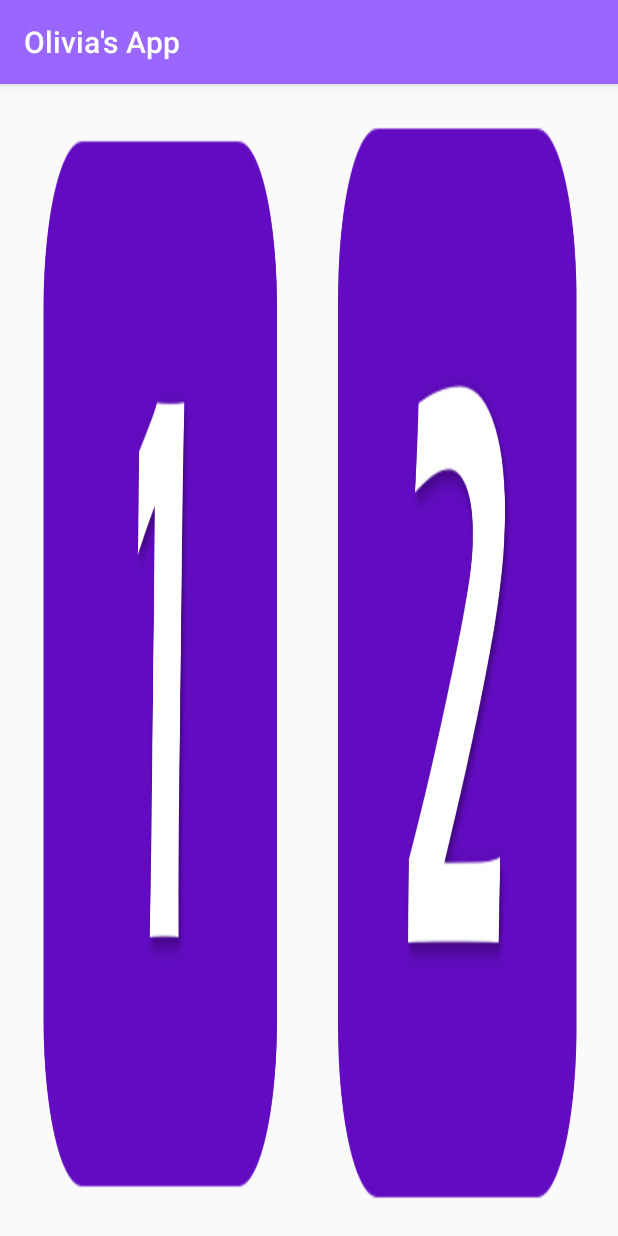
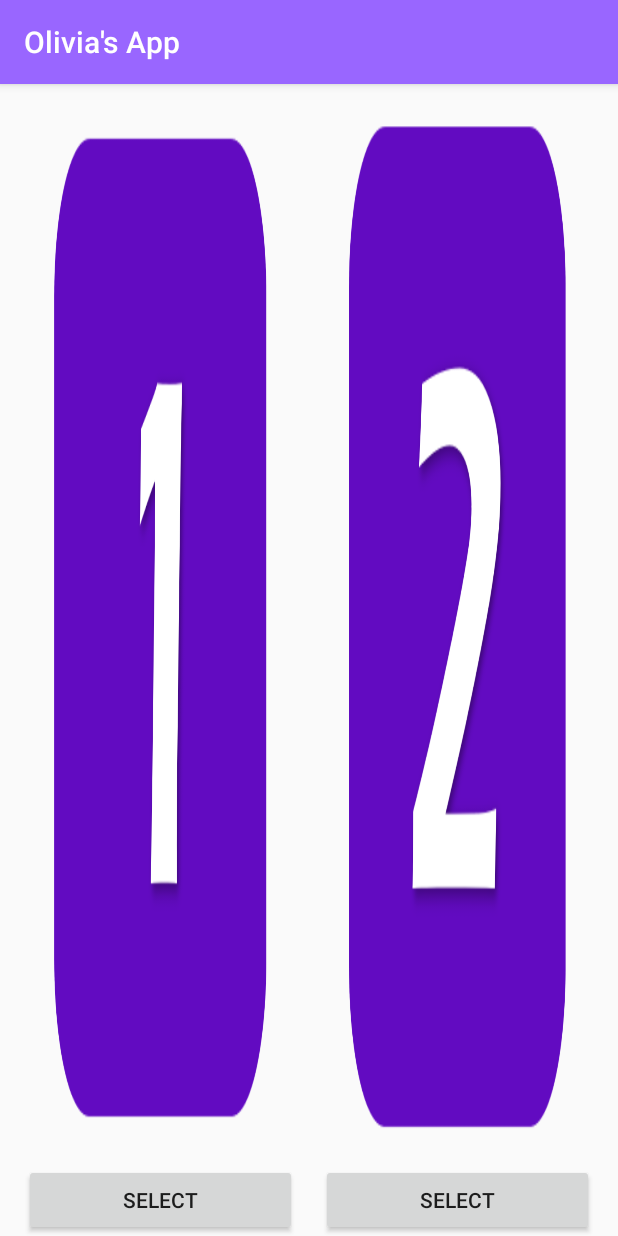
Before and after one commit to hasanbarakat/olivias-app-marquette-b22, an Android app: the screen it shows after launch (StartScreen), on a phone screen of 412 x 824 dp. Run offline under Robolectric (Android 15) with nearby library versions, the phone set to English and light mode, and no system bars.

Commit message:
Added Selection buttons to make option disappear

```diff
--- a/app/src/main/AndroidManifest.xml
+++ b/app/src/main/AndroidManifest.xml
@@ -9,7 +9,9 @@
         android:roundIcon="@mipmap/ic_launcher_round"
         android:supportsRtl="true"
         android:theme="@style/AppTheme">
-        <activity android:name=".StartScreen">
+        <activity
+            android:name=".StartScreen">
+            //android:theme="@style/AppTheme.NoActionBar">
             <intent-filter>
                 <action android:name="android.intent.action.MAIN" />
 
--- a/app/src/main/java/com/example/android/roomwordssample/MainActivity.java
+++ b/app/src/main/java/com/example/android/roomwordssample/MainActivity.java
@@ -31,6 +31,7 @@ import android.support.v7.widget.RecyclerView;
 import android.view.View.OnClickListener;
 import android.support.v7.widget.Toolbar;
 import android.view.View;
+import android.widget.Button;
 import android.widget.Toast;
 import android.widget.GridLayout;
 
@@ -111,6 +112,8 @@ public class MainActivity extends AppCompatActivity implements WordListAdapter.O
             });
         } //Else if play
 
+
+
         FloatingActionButton fab = findViewById(R.id.fab);
         fab.setOnClickListener(new View.OnClickListener() {
             @Override
--- a/app/src/main/java/com/example/android/roomwordssample/StartScreen.java
+++ b/app/src/main/java/com/example/android/roomwordssample/StartScreen.java
@@ -6,6 +6,7 @@ import android.graphics.BitmapFactory;
 import android.support.v7.app.AppCompatActivity;
 import android.os.Bundle;
 import android.view.View;
+import android.widget.Button;
 import android.widget.ImageButton;
 import android.widget.Toast;
 
@@ -32,6 +33,7 @@ public class StartScreen extends AppCompatActivity {
                 startActivityForResult(intent1, WORD_1_REQUEST_CODE);
             }
         }); //option1Button Listener
+
         //Option 2
         option2Button = findViewById(R.id.option2_button);
         option2Button.setBackground(null);
@@ -42,6 +44,29 @@ public class StartScreen extends AppCompatActivity {
                 startActivityForResult(intent2, WORD_2_REQUEST_CODE);
             }
         }); //option2Button Listener
+
+
+        //Labels
+        final Button Option1Label = findViewById(R.id.option1_label);
+        final Button Option2Label = findViewById(R.id.option2_label);
+
+        //Option 1 Label
+        Option1Label.setOnClickListener(new View.OnClickListener() {
+            @Override
+            public void onClick(View v) {
+                    option2Button.setVisibility(View.INVISIBLE);
+                    Option2Label.setVisibility(View.INVISIBLE);
+            }
+        }); //Option1Label Listener
+
+        //Option 2 Label
+        Option2Label.setOnClickListener(new View.OnClickListener() {
+            @Override
+            public void onClick(View v) {
+                option1Button.setVisibility(View.INVISIBLE);
+                Option1Label.setVisibility(View.INVISIBLE);
+            }
+        }); //Option1Label Listener
     }
 
     protected void onActivityResult(int requestCode, int resultCode, Intent data) {
--- a/app/src/main/res/layout/activity_start_screen.xml
+++ b/app/src/main/res/layout/activity_start_screen.xml
@@ -14,27 +14,57 @@
         android:orientation="horizontal"
         app:layout_constraintBottom_toBottomOf="parent"
         app:layout_constraintEnd_toEndOf="parent"
+        app:layout_constraintHorizontal_bias="0.0"
         app:layout_constraintStart_toStartOf="parent"
-        app:layout_constraintTop_toTopOf="parent">
+        app:layout_constraintTop_toTopOf="parent"
+        app:layout_constraintVertical_bias="0.0">
+
+        <LinearLayout
+            android:layout_width="match_parent"
+            android:layout_height="match_parent"
+            android:layout_marginStart="8dp"
+            android:layout_marginEnd="8dp"
+            android:orientation="vertical"
+            android:layout_weight="1">
 
             <ImageButton
                 android:id="@+id/option1_button"
-            android:layout_width="0dp"
-            android:layout_height="match_parent"
+                android:layout_width="match_parent"
+                android:layout_height="0dp"
                 android:layout_weight="1"
                 android:baselineAlignBottom="true"
                 android:cropToPadding="false"
                 android:scaleType="fitXY"
                 app:srcCompat="@drawable/icon1" />
+            <Button
+                android:id="@+id/option1_label"
+                android:layout_width="match_parent"
+                android:layout_height="wrap_content"
+                android:text="Select"/>
+        </LinearLayout>
+
+        <LinearLayout
+            android:layout_width="match_parent"
+            android:layout_height="match_parent"
+            android:layout_marginStart="8dp"
+            android:layout_marginEnd="8dp"
+            android:orientation="vertical"
+            android:layout_weight="1">
 
             <ImageButton
                 android:id="@+id/option2_button"
-            android:layout_width="0dp"
-            android:layout_height="match_parent"
+                android:layout_width="match_parent"
+                android:layout_height="0dp"
                 android:layout_weight="1"
                 android:baselineAlignBottom="true"
                 android:cropToPadding="false"
                 android:scaleType="fitXY"
                 app:srcCompat="@drawable/icon2" />
+            <Button
+                android:id="@+id/option2_label"
+                android:layout_width="match_parent"
+                android:layout_height="wrap_content"
+                android:text="Select"/>
+        </LinearLayout>
     </LinearLayout>
 </android.support.constraint.ConstraintLayout>
```
Lines whose indentation alone changed are shown as unchanged.
